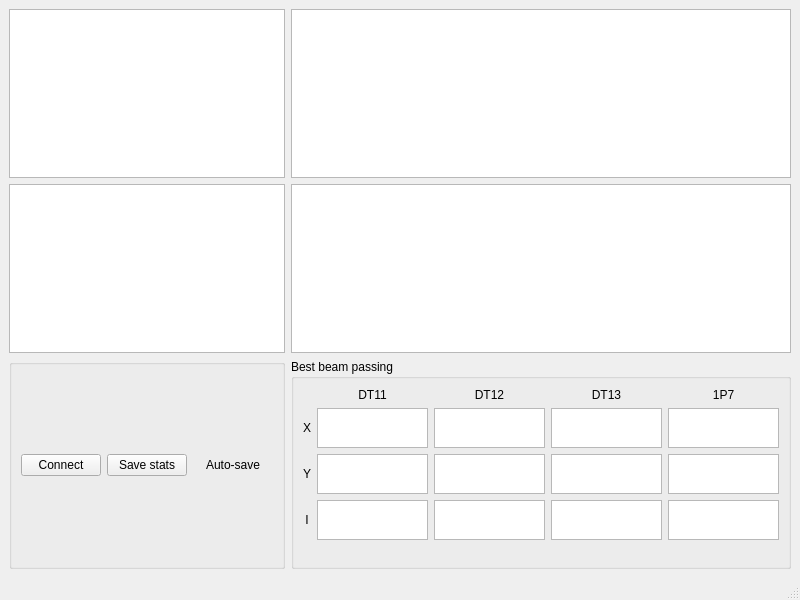
First picture: the form in gui/gui_designs/main.ui, repository Rasimilian/K500-Beamline, before the edit.
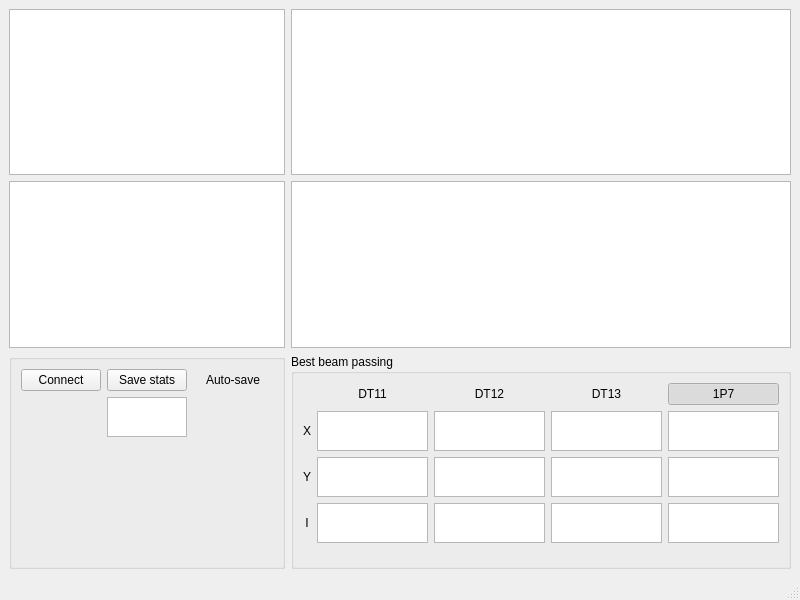
Second picture: the form after the edit.

Commit message: Replaced gui designs with newer ones

What changed in the file:
```diff
--- a/gui/gui_designs/main.ui
+++ b/gui/gui_designs/main.ui
@@ -32,22 +32,32 @@
       <property name="title">
        <string/>
       </property>
-      <layout class="QHBoxLayout" name="horizontalLayout">
-       <item>
+      <layout class="QGridLayout" name="gridLayout_3">
+       <item row="1" column="1">
+        <widget class="QPlainTextEdit" name="plainTextEdit_13">
+         <property name="maximumSize">
+          <size>
+           <width>16777215</width>
+           <height>40</height>
+          </size>
+         </property>
+        </widget>
+       </item>
+       <item row="0" column="0">
         <widget class="QPushButton" name="pushButton">
          <property name="text">
           <string>Connect</string>
          </property>
         </widget>
        </item>
-       <item>
+       <item row="0" column="1">
         <widget class="QPushButton" name="pushButton_2">
          <property name="text">
           <string>Save stats</string>
          </property>
         </widget>
        </item>
-       <item>
+       <item row="0" column="2">
         <widget class="QPushButton" name="pushButton_3">
          <property name="text">
           <string>Auto-save</string>
@@ -57,6 +67,19 @@
          </property>
         </widget>
        </item>
+       <item row="2" column="1">
+        <spacer name="verticalSpacer_2">
+         <property name="orientation">
+          <enum>Qt::Vertical</enum>
+         </property>
+         <property name="sizeHint" stdset="0">
+          <size>
+           <width>20</width>
+           <height>40</height>
+          </size>
+         </property>
+        </spacer>
+       </item>
       </layout>
      </widget>
     </item>
@@ -66,7 +89,20 @@
        <string>Best beam passing</string>
       </property>
       <layout class="QGridLayout" name="gridLayout_2">
-       <item row="2" column="1">
+       <item row="4" column="4">
+        <widget class="QPlainTextEdit" name="plainTextEdit_11">
+         <property name="maximumSize">
+          <size>
+           <width>16777215</width>
+           <height>40</height>
+          </size>
+         </property>
+         <property name="readOnly">
+          <bool>true</bool>
+         </property>
+        </widget>
+       </item>
+       <item row="3" column="1">
         <widget class="QPlainTextEdit" name="plainTextEdit">
          <property name="maximumSize">
           <size>
@@ -74,9 +110,12 @@
            <height>40</height>
           </size>
          </property>
+         <property name="readOnly">
+          <bool>true</bool>
+         </property>
         </widget>
        </item>
-       <item row="2" column="0">
+       <item row="3" column="0">
         <widget class="QLabel" name="label">
          <property name="maximumSize">
           <size>
@@ -92,7 +131,7 @@
          </property>
         </widget>
        </item>
-       <item row="2" column="2">
+       <item row="3" column="2">
         <widget class="QPlainTextEdit" name="plainTextEdit_2">
          <property name="maximumSize">
           <size>
@@ -100,9 +139,12 @@
            <height>40</height>
           </size>
          </property>
+         <property name="readOnly">
+          <bool>true</bool>
+         </property>
         </widget>
        </item>
-       <item row="2" column="3">
+       <item row="3" column="3">
         <widget class="QPlainTextEdit" name="plainTextEdit_3">
          <property name="maximumSize">
           <size>
@@ -110,9 +152,12 @@
            <height>40</height>
           </size>
          </property>
+         <property name="readOnly">
+          <bool>true</bool>
+         </property>
         </widget>
        </item>
-       <item row="5" column="1">
+       <item row="6" column="1">
         <spacer name="verticalSpacer">
          <property name="orientation">
           <enum>Qt::Vertical</enum>
@@ -125,55 +170,33 @@
          </property>
         </spacer>
        </item>
-       <item row="0" column="2">
-        <widget class="QLabel" name="label_3">
+       <item row="5" column="4">
+        <widget class="QPlainTextEdit" name="plainTextEdit_12">
          <property name="maximumSize">
           <size>
            <width>16777215</width>
            <height>40</height>
           </size>
          </property>
-         <property name="text">
-          <string>DT12</string>
+         <property name="readOnly">
+          <bool>true</bool>
          </property>
-         <property name="alignment">
-          <set>Qt::AlignCenter</set>
-         </property>
         </widget>
        </item>
-       <item row="0" column="3">
-        <widget class="QLabel" name="label_4">
+       <item row="3" column="4">
+        <widget class="QPlainTextEdit" name="plainTextEdit_10">
          <property name="maximumSize">
           <size>
            <width>16777215</width>
            <height>40</height>
           </size>
          </property>
-         <property name="text">
-          <string>DT13</string>
+         <property name="readOnly">
+          <bool>true</bool>
          </property>
-         <property name="alignment">
-          <set>Qt::AlignCenter</set>
-         </property>
         </widget>
        </item>
-       <item row="0" column="1">
-        <widget class="QLabel" name="label_2">
-         <property name="maximumSize">
-          <size>
-           <width>16777215</width>
-           <height>40</height>
-          </size>
-         </property>
-         <property name="text">
-          <string>DT11</string>
-         </property>
-         <property name="alignment">
-          <set>Qt::AlignCenter</set>
-         </property>
-        </widget>
-       </item>
-       <item row="4" column="0">
+       <item row="5" column="0">
         <widget class="QLabel" name="label_6">
          <property name="maximumSize">
           <size>
@@ -189,7 +212,7 @@
          </property>
         </widget>
        </item>
-       <item row="3" column="3">
+       <item row="4" column="3">
         <widget class="QPlainTextEdit" name="plainTextEdit_6">
          <property name="maximumSize">
           <size>
@@ -197,9 +220,12 @@
            <height>40</height>
           </size>
          </property>
+         <property name="readOnly">
+          <bool>true</bool>
+         </property>
         </widget>
        </item>
-       <item row="3" column="2">
+       <item row="4" column="2">
         <widget class="QPlainTextEdit" name="plainTextEdit_5">
          <property name="maximumSize">
           <size>
@@ -207,9 +233,12 @@
            <height>40</height>
           </size>
          </property>
+         <property name="readOnly">
+          <bool>true</bool>
+         </property>
         </widget>
        </item>
-       <item row="4" column="1">
+       <item row="5" column="1">
         <widget class="QPlainTextEdit" name="plainTextEdit_9">
          <property name="maximumSize">
           <size>
@@ -217,9 +246,12 @@
            <height>40</height>
           </size>
          </property>
+         <property name="readOnly">
+          <bool>true</bool>
+         </property>
         </widget>
        </item>
-       <item row="4" column="2">
+       <item row="5" column="2">
         <widget class="QPlainTextEdit" name="plainTextEdit_8">
          <property name="maximumSize">
           <size>
@@ -227,9 +259,12 @@
            <height>40</height>
           </size>
          </property>
+         <property name="readOnly">
+          <bool>true</bool>
+         </property>
         </widget>
        </item>
-       <item row="4" column="3">
+       <item row="5" column="3">
         <widget class="QPlainTextEdit" name="plainTextEdit_7">
          <property name="maximumSize">
           <size>
@@ -237,9 +272,12 @@
            <height>40</height>
           </size>
          </property>
+         <property name="readOnly">
+          <bool>true</bool>
+         </property>
         </widget>
        </item>
-       <item row="3" column="0">
+       <item row="4" column="0">
         <widget class="QLabel" name="label_5">
          <property name="maximumSize">
           <size>
@@ -255,7 +293,7 @@
          </property>
         </widget>
        </item>
-       <item row="3" column="1">
+       <item row="4" column="1">
         <widget class="QPlainTextEdit" name="plainTextEdit_4">
          <property name="maximumSize">
           <size>
@@ -263,51 +301,63 @@
            <height>40</height>
           </size>
          </property>
+         <property name="readOnly">
+          <bool>true</bool>
+         </property>
         </widget>
        </item>
-       <item row="0" column="4">
-        <widget class="QLabel" name="label_7">
-         <property name="maximumSize">
-          <size>
-           <width>16777215</width>
-           <height>40</height>
-          </size>
+       <item row="1" column="3">
+        <widget class="QPushButton" name="pushButton_6">
+         <property name="text">
+          <string>DT13</string>
          </property>
+         <property name="checkable">
+          <bool>true</bool>
+         </property>
+         <property name="flat">
+          <bool>true</bool>
+         </property>
+        </widget>
+       </item>
+       <item row="1" column="2">
+        <widget class="QPushButton" name="pushButton_5">
+         <property name="text">
+          <string>DT12</string>
+         </property>
+         <property name="checkable">
+          <bool>true</bool>
+         </property>
+         <property name="flat">
+          <bool>true</bool>
+         </property>
+        </widget>
+       </item>
+       <item row="1" column="4">
+        <widget class="QPushButton" name="pushButton_7">
          <property name="text">
           <string>1P7</string>
          </property>
-         <property name="alignment">
-          <set>Qt::AlignCenter</set>
+         <property name="checkable">
+          <bool>true</bool>
          </property>
-        </widget>
-       </item>
-       <item row="2" column="4">
-        <widget class="QPlainTextEdit" name="plainTextEdit_10">
-         <property name="maximumSize">
-          <size>
-           <width>16777215</width>
-           <height>40</height>
-          </size>
+         <property name="checked">
+          <bool>true</bool>
          </property>
-        </widget>
-       </item>
-       <item row="3" column="4">
-        <widget class="QPlainTextEdit" name="plainTextEdit_11">
-         <property name="maximumSize">
-          <size>
-           <width>16777215</width>
-           <height>40</height>
-          </size>
+         <property name="flat">
+          <bool>true</bool>
          </property>
         </widget>
        </item>
-       <item row="4" column="4">
-        <widget class="QPlainTextEdit" name="plainTextEdit_12">
-         <property name="maximumSize">
-          <size>
-           <width>16777215</width>
-           <height>40</height>
-          </size>
+       <item row="1" column="1">
+        <widget class="QPushButton" name="pushButton_4">
+         <property name="text">
+          <string>DT11</string>
+         </property>
+         <property name="checkable">
+          <bool>true</bool>
+         </property>
+         <property name="flat">
+          <bool>true</bool>
          </property>
         </widget>
        </item>
```
The commit also changes 1 other file.
